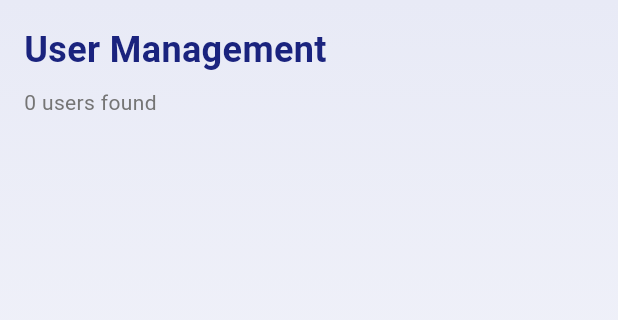
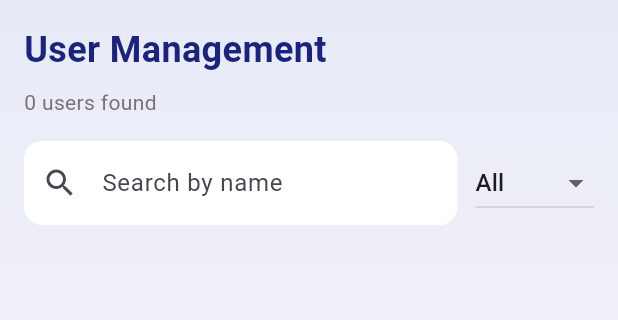
Before and after one commit to abdessamadachaha/ecmc, a Flutter app: the AdminDashboard screen opened by its route, on a phone screen of 412 x 824 dp, the part 84-404 px from its top. Run offline on Flutter 3.47's test engine with Material 3 defaults, Android fonts, the phone set to English and light mode, and no system bars; our stand-ins replace curved_navigation_bar, flutter_lucide, flutter_slidable, flutter_svg, image_picker, supabase_flutter; accounts and stored records are empty.

Commit message:
add search in dashbord admin

```diff
--- a/lib/Views/admin/dashbord.dart
+++ b/lib/Views/admin/dashbord.dart
@@ -14,6 +14,9 @@ class _AdminDashboardState extends State<AdminDashboard> {
   List<Map<String, dynamic>> _users = [];
   bool _loading = true;
 
+  String _searchQuery = '';
+  String _statusFilter = 'All';
+
   @override
   void initState() {
     super.initState();
@@ -26,7 +29,7 @@ class _AdminDashboardState extends State<AdminDashboard> {
       final response = await _supabase
           .from('users')
           .select('id, name, email, phone, role, is_banned')
-          .neq('role', 'admin'); // exclude admins
+          .neq('role', 'admin');
 
       setState(() {
         _users = List<Map<String, dynamic>>.from(response);
@@ -39,6 +42,7 @@ class _AdminDashboardState extends State<AdminDashboard> {
       setState(() => _loading = false);
     }
   }
+
   Future<void> _toggleBanUser(String userId, bool isBanned) async {
     final confirm = await showDialog<bool>(
       context: context,
@@ -77,9 +81,16 @@ class _AdminDashboardState extends State<AdminDashboard> {
     }
   }
 
-
   @override
   Widget build(BuildContext context) {
+    final filteredUsers = _users.where((user) {
+      final nameMatch = user['name']?.toLowerCase().contains(_searchQuery) ?? false;
+      final statusMatch = _statusFilter == 'All'
+          || (_statusFilter == 'Active' && user['is_banned'] != true)
+          || (_statusFilter == 'Banned' && user['is_banned'] == true);
+      return nameMatch && statusMatch;
+    }).toList();
+
     return Scaffold(
       appBar: AppBar(
         title: const Text('Admin Dashboard'),
@@ -128,22 +139,64 @@ class _AdminDashboardState extends State<AdminDashboard> {
               ),
               const SizedBox(height: 8),
               Text(
-                      '${_users.length} users found',
+                '${filteredUsers.length} users found',
                 style: TextStyle(
                   color: Colors.grey.shade600,
                 ),
               ),
               const SizedBox(height: 16),
+
+              // Search and Filter
+              Row(
+                children: [
+                  Expanded(
+                    child: TextField(
+                      decoration: InputDecoration(
+                        hintText: 'Search by name',
+                        prefixIcon: Icon(Icons.search),
+                        filled: true,
+                        fillColor: Colors.white,
+                        border: OutlineInputBorder(
+                          borderRadius: BorderRadius.circular(12),
+                          borderSide: BorderSide.none,
+                        ),
+                      ),
+                      onChanged: (value) {
+                        setState(() {
+                          _searchQuery = value.toLowerCase();
+                        });
+                      },
+                    ),
+                  ),
+                  const SizedBox(width: 12),
+                  DropdownButton<String>(
+                    value: _statusFilter,
+                    items: ['All', 'Active', 'Banned']
+                        .map((status) => DropdownMenuItem(
+                      value: status,
+                      child: Text(status),
+                    ))
+                        .toList(),
+                    onChanged: (value) {
+                      setState(() {
+                        _statusFilter = value!;
+                      });
+                    },
+                  ),
+                ],
+              ),
+              const SizedBox(height: 16),
+
               Expanded(
                 child: RefreshIndicator(
                   onRefresh: _fetchUsers,
                   color: Colors.indigo,
                   child: ListView.separated(
                     physics: const AlwaysScrollableScrollPhysics(),
-                          itemCount: _users.length,
+                    itemCount: filteredUsers.length,
                     separatorBuilder: (_, __) => const SizedBox(height: 12),
                     itemBuilder: (_, index) {
-                            final user = _users[index];
+                      final user = filteredUsers[index];
                       final isBanned = user['is_banned'] == true;
 
                       return Container(
```
Lines whose indentation alone changed are shown as unchanged.
